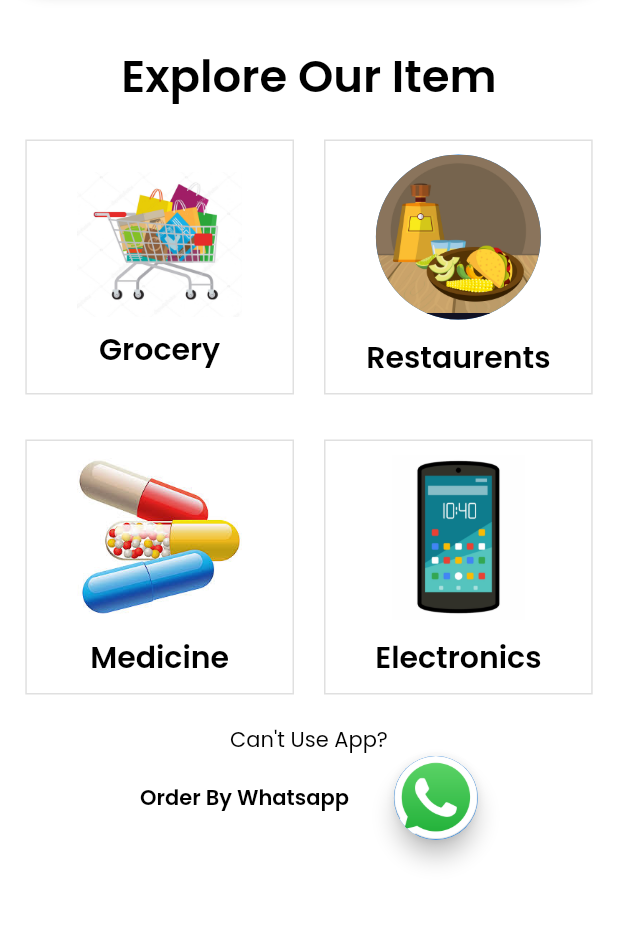
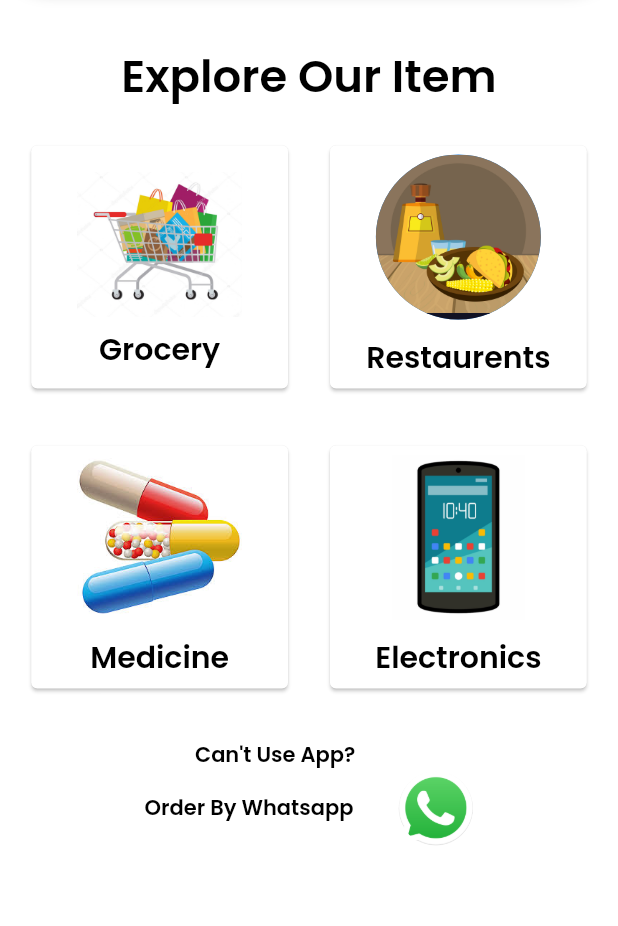
Before and after one commit to khaled-dotcom/duare, a Flutter app: the screen it shows after launch, on a phone screen of 412 x 824 dp, the part 288-1214 px from its top. Run offline on Flutter 3.47's test engine with Material 2 defaults, Android fonts, the phone set to English and light mode, and no system bars.

```diff
--- a/lib/view/dashboard_screen.dart
+++ b/lib/view/dashboard_screen.dart
@@ -31,7 +31,7 @@ class _DashboardScreenState extends State<DashboardScreen> {
       body: SafeArea(
         child: SingleChildScrollView(
           child: Column(
-            mainAxisAlignment: MainAxisAlignment.center,
+            crossAxisAlignment: CrossAxisAlignment.start,
             children: <Widget>[
               //logo
               Container(
@@ -79,6 +79,7 @@ class _DashboardScreenState extends State<DashboardScreen> {
                           children: <Widget>[
                             GestureDetector(
                               child: Container(
+                                child: Card(
                                   child: Column(
                                     mainAxisAlignment: MainAxisAlignment.center,
                                     children: <Widget>[
@@ -96,12 +97,10 @@ class _DashboardScreenState extends State<DashboardScreen> {
                                       )
                                     ],
                                   ),
+                                ),
                                 width: _width / 2.3,
                                 height: 170,
-                                decoration: BoxDecoration(
                                 color: Colors.white,
-                                    border: Border.all(
-                                        color: Colors.black12, width: 1)),
                               ),
                               onTap: () {
                                 /*Navigator.push(
@@ -115,6 +114,7 @@ class _DashboardScreenState extends State<DashboardScreen> {
                             ),
                             GestureDetector(
                               child: Container(
+                                child: Card(
                                   child: Column(
                                     mainAxisAlignment: MainAxisAlignment.center,
                                     children: <Widget>[
@@ -139,12 +139,10 @@ class _DashboardScreenState extends State<DashboardScreen> {
                                       )
                                     ],
                                   ),
+                                ),
                                 width: _width / 2.3,
                                 height: 170,
-                                decoration: BoxDecoration(
                                 color: Colors.white,
-                                    border: Border.all(
-                                        color: Colors.black12, width: 1)),
                               ),
                               onTap: () {
                                 /*
@@ -166,6 +164,7 @@ class _DashboardScreenState extends State<DashboardScreen> {
                           children: <Widget>[
                             GestureDetector(
                               child: Container(
+                                child: Card(
                                   child: Column(
                                     mainAxisAlignment: MainAxisAlignment.center,
                                     children: <Widget>[
@@ -186,12 +185,10 @@ class _DashboardScreenState extends State<DashboardScreen> {
                                       )
                                     ],
                                   ),
+                                ),
                                 width: _width / 2.3,
                                 height: 170,
-                                decoration: BoxDecoration(
                                 color: Colors.white,
-                                    border: Border.all(
-                                        color: Colors.black12, width: 1)),
                               ),
                               onTap: () {
                                 /*  Navigator.push(
@@ -205,6 +202,7 @@ class _DashboardScreenState extends State<DashboardScreen> {
                             ),
                             GestureDetector(
                               child: Container(
+                                child: Card(
                                   child: Column(
                                     mainAxisAlignment: MainAxisAlignment.center,
                                     children: <Widget>[
@@ -225,12 +223,10 @@ class _DashboardScreenState extends State<DashboardScreen> {
                                       )
                                     ],
                                   ),
+                                ),
                                 width: _width / 2.3,
                                 height: 170,
-                                decoration: BoxDecoration(
                                 color: Colors.white,
-                                    border: Border.all(
-                                        color: Colors.black12, width: 1)),
                               ),
                               onTap: () {
                                 /*
@@ -248,18 +244,17 @@ class _DashboardScreenState extends State<DashboardScreen> {
                 ),
               ),
               SizedBox(
-                height: 20,
+                height: 30,
               ),
               Container(
-                child: Column(
-                  mainAxisAlignment: MainAxisAlignment.center,
-                  children: <Widget>[
-                    Text(
+                margin: EdgeInsets.only(left: 130.0),
+                child: Text(
                   "Can't Use App?",
-                      style: TextStyle(color: Colors.black),
+                  style: TextStyle(
+                      color: Colors.black, fontWeight: FontWeight.bold),
                 ),
-                    Container(
-                        child: Row(
+              ),
+              Row(
                 mainAxisAlignment: MainAxisAlignment.center,
                 children: <Widget>[
                   Text(
@@ -270,7 +265,17 @@ class _DashboardScreenState extends State<DashboardScreen> {
                   SizedBox(
                     width: 30,
                   ),
-                        FloatingActionButton(
+                  GestureDetector(
+                    child: Container(
+                      height: 50,
+                      width: 50,
+                      decoration: BoxDecoration(
+                          borderRadius: BorderRadius.circular(50.0),
+                          image: DecorationImage(
+                              image: AssetImage("assets/whts.png"))),
+                    ),
+                  ),
+                  /* FloatingActionButton(
                         backgroundColor: Colors.white,
                         onPressed: () {
                           launchWhatsApp(
@@ -278,13 +283,10 @@ class _DashboardScreenState extends State<DashboardScreen> {
                         },
                         child: CircleAvatar(
                           radius: 50.0,
-                              backgroundImage: AssetImage("assets/whts.png"),
-                            ))
+                          backgroundImage: AssetImage(),
+                        ))*/
                 ],
-                    ))
-                  ],
-                ),
-              ),
+              )
             ],
           ),
         ),
```
Lines whose indentation alone changed are shown as unchanged.
